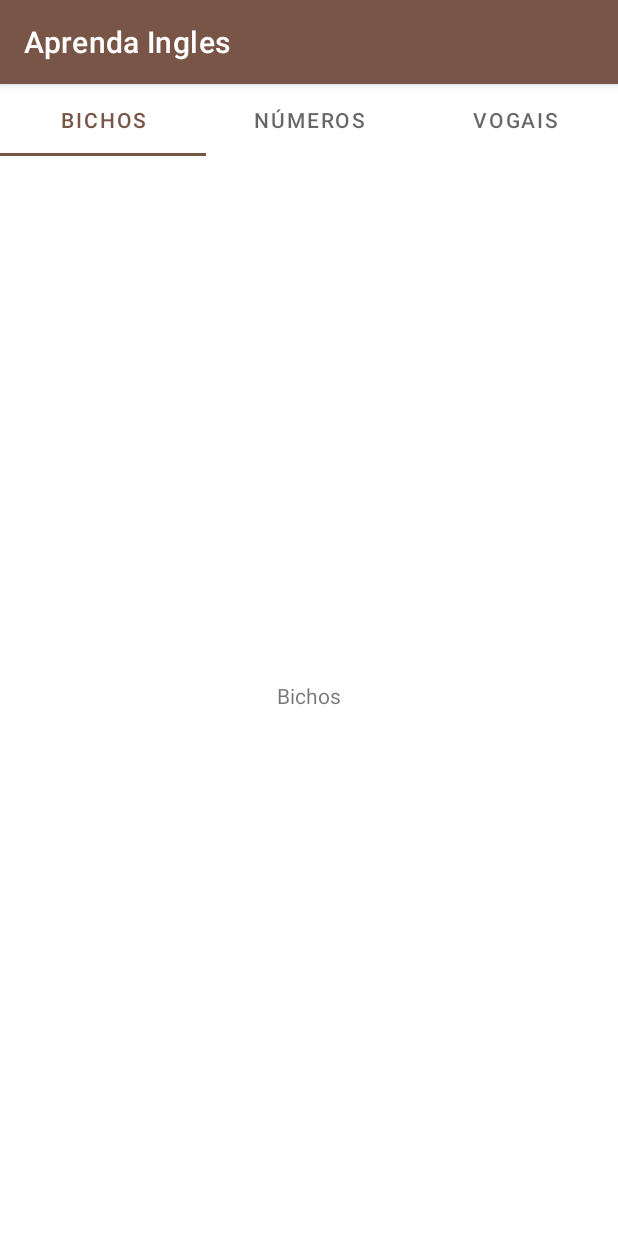
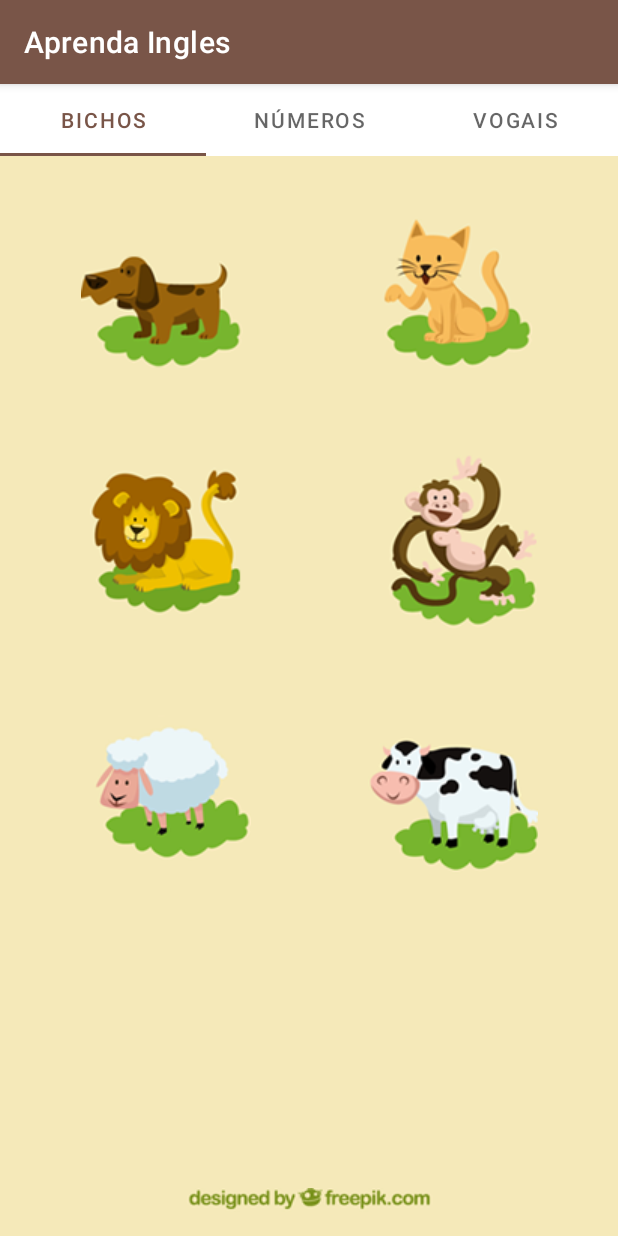
Before and after one commit to TiagoAndreAlmeida/Aprenda-Ingl-s, an Android app: the screen it shows after launch (MainActivity), on a phone screen of 412 x 824 dp. Run offline under Robolectric (Android 15) with nearby library versions, the phone set to English and light mode, and no system bars.

Commit message:
Style bichos fragment

```diff
--- a/app/src/main/res/layout/fragment_bichos.xml
+++ b/app/src/main/res/layout/fragment_bichos.xml
@@ -1,15 +1,99 @@
 <?xml version="1.0" encoding="utf-8"?>
-<FrameLayout xmlns:android="http://schemas.android.com/apk/res/android"
+<androidx.constraintlayout.widget.ConstraintLayout xmlns:android="http://schemas.android.com/apk/res/android"
+    xmlns:app="http://schemas.android.com/apk/res-auto"
     xmlns:tools="http://schemas.android.com/tools"
     android:layout_width="match_parent"
     android:layout_height="match_parent"
+    android:background="@color/bichoBackgroundColor"
     tools:context=".fragmentos.BichosFragment">
 
-    <!-- TODO: Update blank fragment layout -->
-    <TextView
-        android:layout_width="match_parent"
-        android:layout_height="match_parent"
-        android:gravity="center"
-        android:text="Bichos" />
+    <ImageButton
+        android:id="@+id/imageButton8"
+        android:layout_width="wrap_content"
+        android:layout_height="150dp"
+        android:layout_marginTop="16dp"
+        android:background="#00FFFFFF"
+        android:scaleType="center"
+        android:src="@drawable/macaco"
+        app:layout_constraintEnd_toStartOf="@+id/guideline3"
+        app:layout_constraintTop_toBottomOf="@+id/imageButton7" />
 
-</FrameLayout>
+    <ImageButton
+        android:id="@+id/imageButton7"
+        android:layout_width="wrap_content"
+        android:layout_height="150dp"
+        android:layout_marginTop="16dp"
+        android:background="#00FFFFFF"
+        android:scaleType="center"
+        android:src="@drawable/gato"
+        app:layout_constraintEnd_toStartOf="@+id/guideline3"
+        app:layout_constraintTop_toTopOf="parent" />
+
+    <ImageButton
+        android:id="@+id/imageButton9"
+        android:layout_width="wrap_content"
+        android:layout_height="150dp"
+        android:layout_marginTop="16dp"
+        android:background="#00FFFFFF"
+        android:scaleType="center"
+        android:src="@drawable/vaca"
+        app:layout_constraintEnd_toStartOf="@+id/guideline3"
+        app:layout_constraintTop_toBottomOf="@+id/imageButton8" />
+
+    <ImageButton
+        android:id="@+id/imageButton3"
+        android:layout_width="wrap_content"
+        android:layout_height="150dp"
+        android:layout_marginTop="16dp"
+        android:background="#00FFFFFF"
+        android:scaleType="center"
+        android:src="@drawable/ovelha"
+        app:layout_constraintStart_toStartOf="@+id/guideline2"
+        app:layout_constraintTop_toBottomOf="@+id/imageButton2" />
+
+    <ImageButton
+        android:id="@+id/imageButton2"
+        android:layout_width="wrap_content"
+        android:layout_height="150dp"
+        android:layout_marginTop="16dp"
+        android:background="#00FFFFFF"
+        android:scaleType="center"
+        android:src="@drawable/leao"
+        app:layout_constraintStart_toStartOf="@+id/guideline2"
+        app:layout_constraintTop_toBottomOf="@+id/imageButton" />
+
+    <androidx.constraintlayout.widget.Guideline
+        android:id="@+id/guideline2"
+        android:layout_width="wrap_content"
+        android:layout_height="wrap_content"
+        android:orientation="vertical"
+        app:layout_constraintGuide_percent="0.13138686" />
+
+    <androidx.constraintlayout.widget.Guideline
+        android:id="@+id/guideline3"
+        android:layout_width="wrap_content"
+        android:layout_height="wrap_content"
+        android:orientation="vertical"
+        app:layout_constraintGuide_percent="0.87" />
+
+    <ImageButton
+        android:id="@+id/imageButton"
+        android:layout_width="wrap_content"
+        android:layout_height="150dp"
+        android:layout_marginTop="16dp"
+        android:background="#00FFFFFF"
+        android:scaleType="center"
+        android:src="@drawable/cao"
+        app:layout_constraintStart_toStartOf="@+id/guideline2"
+        app:layout_constraintTop_toTopOf="parent" />
+
+    <ImageView
+        android:id="@+id/imageView"
+        android:layout_width="wrap_content"
+        android:layout_height="wrap_content"
+        android:layout_marginBottom="16dp"
+        android:src="@drawable/direitos"
+        app:layout_constraintBottom_toBottomOf="parent"
+        app:layout_constraintEnd_toStartOf="@+id/guideline3"
+        app:layout_constraintStart_toStartOf="@+id/guideline2" />
+</androidx.constraintlayout.widget.ConstraintLayout>
--- a/app/src/main/res/layout/fragment_numeros.xml
+++ b/app/src/main/res/layout/fragment_numeros.xml
@@ -3,13 +3,4 @@
     xmlns:tools="http://schemas.android.com/tools"
     android:layout_width="match_parent"
     android:layout_height="match_parent"
-    tools:context=".fragmentos.NumerosFragment">
-
-    <!-- TODO: Update blank fragment layout -->
-    <TextView
-        android:layout_width="match_parent"
-        android:layout_height="match_parent"
-        android:gravity="center"
-        android:text="Numeros" />
-
-</FrameLayout>
+    tools:context=".fragmentos.NumerosFragment"/>
--- a/app/src/main/res/values/colors.xml
+++ b/app/src/main/res/values/colors.xml
@@ -3,4 +3,5 @@
     <color name="colorPrimary">#795548</color>
     <color name="colorPrimaryDark">#5d4037</color>
     <color name="colorAccent">#a06451</color>
+    <color name="bichoBackgroundColor">#FFF5E9B9</color>
 </resources>
```
Also changed, not shown: app/src/main/res/drawable/cao.png (added), app/src/main/res/drawable/cinco.png (added), app/src/main/res/drawable/direitos.png (added), app/src/main/res/drawable/dois.jpg (added), app/src/main/res/drawable/gato.png (added), app/src/main/res/drawable/leao.png (added), app/src/main/res/drawable/macaco.png (added), app/src/main/res/drawable/ovelha.png (added), app/src/main/res/drawable/quatro.png (added), app/src/main/res/drawable/segundo_fundo.jpg (added), app/src/main/res/drawable/seis.jpg (added), app/src/main/res/drawable/tres.png (added), app/src/main/res/drawable/um.jpg (added), app/src/main/res/drawable/vaca.png (added).
